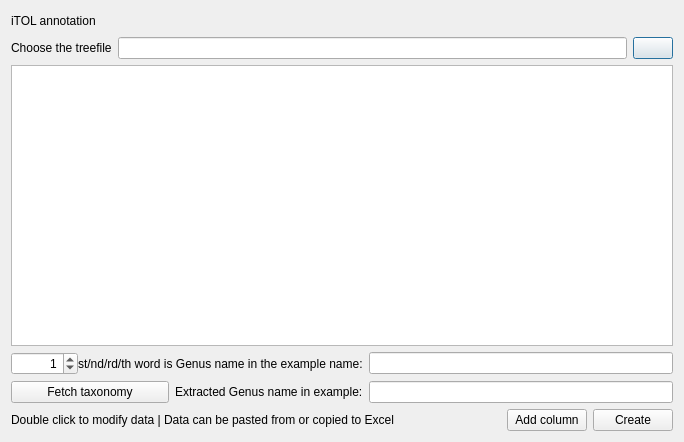
First picture: the form in PhyloSuite/uifiles/iTOLAnnotation.ui, repository dongzhang0725/PhyloSuite, before the edit.
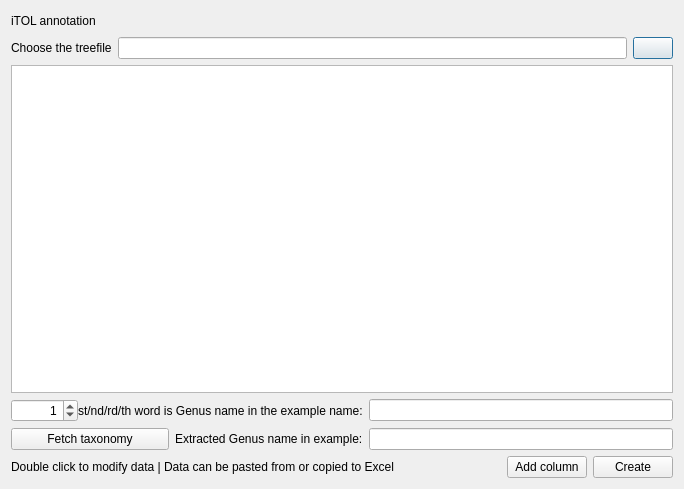
Second picture: the form after the edit. Icons and pictures are not drawn. Custom widgets are drawn as their Qt base class.

What changed in the file:
```diff
--- a/PhyloSuite/uifiles/iTOLAnnotation.ui
+++ b/PhyloSuite/uifiles/iTOLAnnotation.ui
@@ -7,7 +7,7 @@
     <x>0</x>
     <y>0</y>
     <width>684</width>
-    <height>442</height>
+    <height>489</height>
    </rect>
   </property>
   <property name="windowTitle">
```
